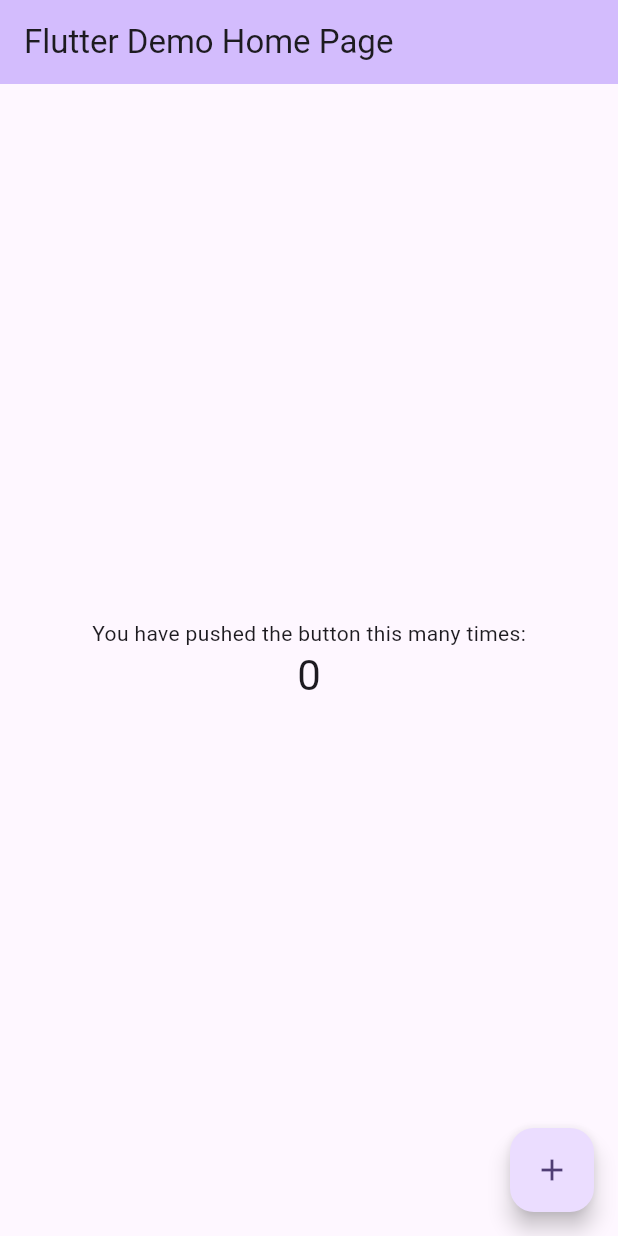
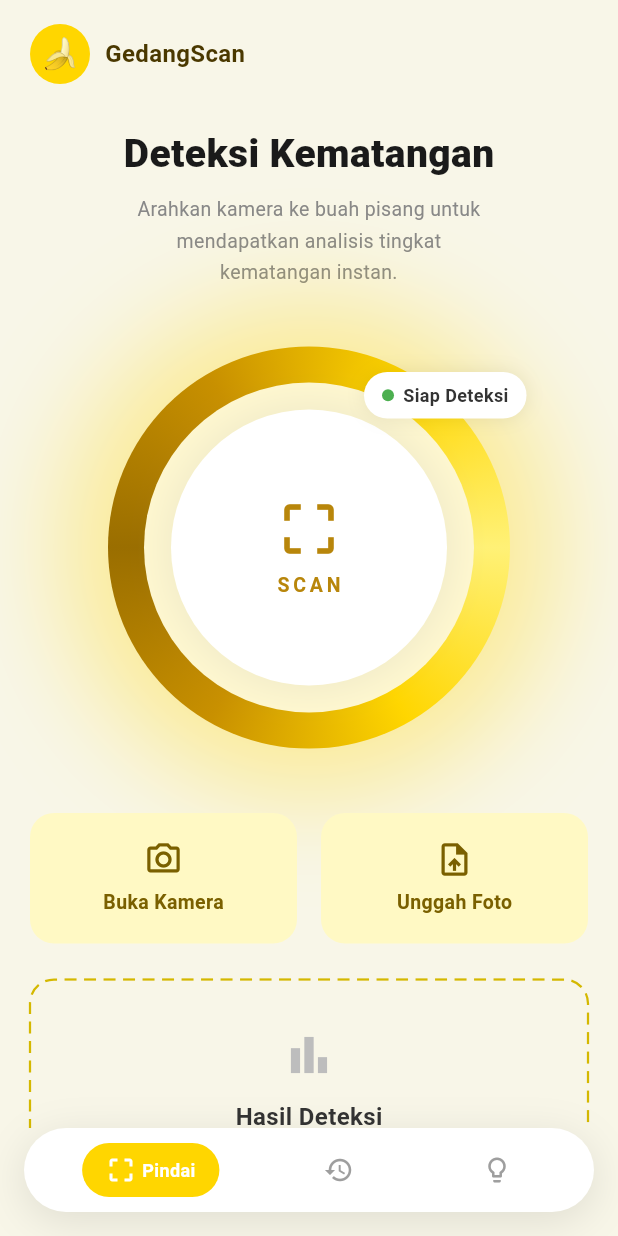
Before and after one commit to anampict/deteksi-pisangapps, a Flutter app: the screen it shows after launch, on a phone screen of 412 x 824 dp. Run offline on Flutter 3.47's test engine with Material 3 defaults, Android fonts, the phone set to English and light mode, and no system bars; our stand-ins replace image_picker.

Commit message:
fix aplikasi

```diff
--- a/lib/main.dart
+++ b/lib/main.dart
@@ -1,3 +1,4 @@
+import 'package:deteksipisang_app/screens/SplashScreen.dart';
 import 'package:flutter/material.dart';
 
 void main() {
@@ -11,112 +12,13 @@ class MyApp extends StatelessWidget {
   @override
   Widget build(BuildContext context) {
     return MaterialApp(
-      title: 'Flutter Demo',
+      title: 'GedangScan',
+      debugShowCheckedModeBanner: false,
       theme: ThemeData(
-        // This is the theme of your application.
-        //
-        // TRY THIS: Try running your application with "flutter run". You'll see
-        // the application has a purple toolbar. Then, without quitting the app,
-        // try changing the seedColor in the colorScheme below to Colors.green
-        // and then invoke "hot reload" (save your changes or press the "hot
-        // reload" button in a Flutter-supported IDE, or press "r" if you used
-        // the command line to start the app).
-        //
-        // Notice that the counter didn't reset back to zero; the application
-        // state is not lost during the reload. To reset the state, use hot
-        // restart instead.
-        //
-        // This works for code too, not just values: Most code changes can be
-        // tested with just a hot reload.
-        colorScheme: ColorScheme.fromSeed(seedColor: Colors.deepPurple),
+        colorScheme: ColorScheme.fromSeed(seedColor: const Color(0xFFFFD600)),
+        useMaterial3: true,
       ),
-      home: const MyHomePage(title: 'Flutter Demo Home Page'),
+      home: const Splashscreen(),
     );
   }
 }
-
-class MyHomePage extends StatefulWidget {
-  const MyHomePage({super.key, required this.title});
-
-  // This widget is the home page of your application. It is stateful, meaning
-  // that it has a State object (defined below) that contains fields that affect
-  // how it looks.
-
-  // This class is the configuration for the state. It holds the values (in this
-  // case the title) provided by the parent (in this case the App widget) and
-  // used by the build method of the State. Fields in a Widget subclass are
-  // always marked "final".
-
-  final String title;
-
-  @override
-  State<MyHomePage> createState() => _MyHomePageState();
-}
-
-class _MyHomePageState extends State<MyHomePage> {
-  int _counter = 0;
-
-  void _incrementCounter() {
-    setState(() {
-      // This call to setState tells the Flutter framework that something has
-      // changed in this State, which causes it to rerun the build method below
-      // so that the display can reflect the updated values. If we changed
-      // _counter without calling setState(), then the build method would not be
-      // called again, and so nothing would appear to happen.
-      _counter++;
-    });
-  }
-
-  @override
-  Widget build(BuildContext context) {
-    // This method is rerun every time setState is called, for instance as done
-    // by the _incrementCounter method above.
-    //
-    // The Flutter framework has been optimized to make rerunning build methods
-    // fast, so that you can just rebuild anything that needs updating rather
-    // than having to individually change instances of widgets.
-    return Scaffold(
-      appBar: AppBar(
-        // TRY THIS: Try changing the color here to a specific color (to
-        // Colors.amber, perhaps?) and trigger a hot reload to see the AppBar
-        // change color while the other colors stay the same.
-        backgroundColor: Theme.of(context).colorScheme.inversePrimary,
-        // Here we take the value from the MyHomePage object that was created by
-        // the App.build method, and use it to set our appbar title.
-        title: Text(widget.title),
-      ),
-      body: Center(
-        // Center is a layout widget. It takes a single child and positions it
-        // in the middle of the parent.
-        child: Column(
-          // Column is also a layout widget. It takes a list of children and
-          // arranges them vertically. By default, it sizes itself to fit its
-          // children horizontally, and tries to be as tall as its parent.
-          //
-          // Column has various properties to control how it sizes itself and
-          // how it positions its children. Here we use mainAxisAlignment to
-          // center the children vertically; the main axis here is the vertical
-          // axis because Columns are vertical (the cross axis would be
-          // horizontal).
-          //
-          // TRY THIS: Invoke "debug painting" (choose the "Toggle Debug Paint"
-          // action in the IDE, or press "p" in the console), to see the
-          // wireframe for each widget.
-          mainAxisAlignment: MainAxisAlignment.center,
-          children: <Widget>[
-            const Text('You have pushed the button this many times:'),
-            Text(
-              '$_counter',
-              style: Theme.of(context).textTheme.headlineMedium,
-            ),
-          ],
-        ),
-      ),
-      floatingActionButton: FloatingActionButton(
-        onPressed: _incrementCounter,
-        tooltip: 'Increment',
-        child: const Icon(Icons.add),
-      ), // This trailing comma makes auto-formatting nicer for build methods.
-    );
-  }
-}
--- /dev/null
+++ b/lib/screens/HomeScreen.dart
@@ -0,0 +1,576 @@
+import 'dart:math';
+import 'dart:ui';
+import 'package:flutter/material.dart';
+import 'package:image_picker/image_picker.dart';
+
+class HomeScreen extends StatefulWidget {
+  const HomeScreen({super.key});
+
+  @override
+  State<HomeScreen> createState() => _HomeScreenState();
+}
+
+class _HomeScreenState extends State<HomeScreen> {
+  int _currentIndex = 0;
+  final ImagePicker _picker = ImagePicker();
+
+  Future<void> _openCamera() async {
+    final XFile? photo = await _picker.pickImage(
+      source: ImageSource.camera,
+      imageQuality: 85,
+    );
+    if (photo != null && mounted) {
+      // TODO: gunakan photo.path untuk proses deteksi
+    }
+  }
+
+  Future<void> _openGallery() async {
+    final XFile? image = await _picker.pickImage(
+      source: ImageSource.gallery,
+      imageQuality: 85,
+    );
+    if (image != null && mounted) {
+      // TODO: gunakan image.path untuk proses deteksi
+    }
+  }
+
+  @override
+  Widget build(BuildContext context) {
+    return Scaffold(
+      backgroundColor: const Color(0xFFF8F6E8),
+      body: SafeArea(
+        child: Column(
+          children: [
+            Expanded(
+              child: SingleChildScrollView(
+                padding: const EdgeInsets.symmetric(
+                  horizontal: 20,
+                  vertical: 16,
+                ),
+                child: Column(
+                  crossAxisAlignment: CrossAxisAlignment.start,
+                  children: [
+                    _buildTopBar(),
+                    const SizedBox(height: 28),
+                    Center(
+                      child: Column(
+                        children: const [
+                          Text(
+                            'Deteksi Kematangan',
+                            style: TextStyle(
+                              fontSize: 26,
+                              fontWeight: FontWeight.w800,
+                              color: Color(0xFF1A1A1A),
+                            ),
+                          ),
+                          SizedBox(height: 8),
+                          Text(
+                            'Arahkan kamera ke buah pisang untuk\nmendapatkan analisis tingkat\nkematangan instan.',
+                            textAlign: TextAlign.center,
+                            style: TextStyle(
+                              fontSize: 13,
+                              color: Color(0xFF888888),
+                              height: 1.6,
+                            ),
+                          ),
+                        ],
+                      ),
+                    ),
+                    const SizedBox(height: 28),
+                    Center(child: _buildScanCircle()),
+                    const SizedBox(height: 32),
+                    _buildActionButtons(),
+                    const SizedBox(height: 24),
+                    _buildResultBox(),
+                    const SizedBox(height: 28),
+                    _buildTipsSection(),
+                    const SizedBox(height: 20),
+                  ],
+                ),
+              ),
+            ),
+            _buildBottomNav(),
+          ],
+        ),
+      ),
+    );
+  }
+
+  Widget _buildTopBar() {
+    return Row(
+      children: [
+        Container(
+          width: 40,
+          height: 40,
+          decoration: const BoxDecoration(
+            shape: BoxShape.circle,
+            color: Color(0xFFFFD600),
+          ),
+          child: const Center(
+            child: Text('🍌', style: TextStyle(fontSize: 20)),
+          ),
+        ),
+        const SizedBox(width: 10),
+        const Text(
+          'GedangScan',
+          style: TextStyle(
+            fontSize: 16,
+            fontWeight: FontWeight.bold,
+            color: Color(0xFF4A3800),
+          ),
+        ),
+      ],
+    );
+  }
+
+  Widget _buildScanCircle() {
+    return SizedBox(
+      width: 290,
+      height: 290,
+      child: Stack(
+        alignment: Alignment.center,
+        children: [
+          // Glow
+          Container(
+            width: 290,
+            height: 290,
+            decoration: BoxDecoration(
+              shape: BoxShape.circle,
+              boxShadow: [
+                BoxShadow(
+                  color: const Color(0xFFFFD600).withOpacity(0.35),
+                  blurRadius: 60,
+                  spreadRadius: 20,
+                ),
+              ],
+            ),
+          ),
+          // Outer ring with gradient
+          Container(
+            width: 268,
+            height: 268,
+            decoration: const BoxDecoration(
+              shape: BoxShape.circle,
+              gradient: SweepGradient(
+                startAngle: 0,
+                endAngle: 2 * pi,
+                colors: [
+                  Color(0xFFFFF176),
+                  Color(0xFFFFD600),
+                  Color(0xFFC89000),
+                  Color(0xFF9A6E00),
+                  Color(0xFFC89000),
+                  Color(0xFFFFD600),
+                  Color(0xFFFFF176),
+                ],
+              ),
+            ),
+          ),
+          // Light yellow filler
+          Container(
+            width: 220,
+            height: 220,
+            decoration: const BoxDecoration(
+              shape: BoxShape.circle,
+              color: Color(0xFFFFF8D0),
+            ),
+          ),
+          // White inner circle
+          Container(
+            width: 184,
+            height: 184,
+            decoration: BoxDecoration(
+              shape: BoxShape.circle,
+              color: Colors.white,
+              boxShadow: [
+                BoxShadow(
+                  color: Colors.grey.withOpacity(0.15),
+                  blurRadius: 20,
+                  spreadRadius: 5,
+                ),
+              ],
+            ),
+            child: Column(
+              mainAxisAlignment: MainAxisAlignment.center,
+              children: const [
+                Icon(Icons.crop_free, size: 44, color: Color(0xFFB8860B)),
+                SizedBox(height: 6),
+                Text(
+                  'SCAN',
+                  style: TextStyle(
+                    fontSize: 13,
+                    fontWeight: FontWeight.bold,
+                    letterSpacing: 2.5,
+                    color: Color(0xFFB8860B),
+                  ),
+                ),
+              ],
+            ),
+          ),
+          // Siap Deteksi badge
+          Positioned(
+            top: 28,
+            right: 0,
+            child: Container(
+              padding: const EdgeInsets.symmetric(horizontal: 12, vertical: 7),
+              decoration: BoxDecoration(
+                color: Colors.white,
+                borderRadius: BorderRadius.circular(20),
+                boxShadow: [
+                  BoxShadow(
+                    color: Colors.black.withOpacity(0.08),
+                    blurRadius: 10,
+                  ),
+                ],
+              ),
+              child: Row(
+                mainAxisSize: MainAxisSize.min,
+                children: const [
+                  CircleAvatar(radius: 4, backgroundColor: Color(0xFF4CAF50)),
+                  SizedBox(width: 6),
+                  Text(
+                    'Siap Deteksi',
+                    style: TextStyle(
+                      fontSize: 12,
+                      fontWeight: FontWeight.w600,
+                      color: Color(0xFF333333),
+                    ),
+                  ),
+                ],
+              ),
+            ),
+          ),
+        ],
+      ),
+    );
+  }
+
+  Widget _buildActionButtons() {
+    return Row(
+      children: [
+        Expanded(
+          child: _actionButton(
+            icon: Icons.camera_alt_outlined,
+            label: 'Buka Kamera',
+            onTap: _openCamera,
+          ),
+        ),
+        const SizedBox(width: 16),
+        Expanded(
+          child: _actionButton(
+            icon: Icons.upload_file_outlined,
+            label: 'Unggah Foto',
+            onTap: _openGallery,
+          ),
+        ),
+      ],
+    );
+  }
+
+  Widget _actionButton({
+    required IconData icon,
+    required String label,
+    required VoidCallback onTap,
+  }) {
+    return GestureDetector(
+      onTap: onTap,
+      child: Container(
+        padding: const EdgeInsets.symmetric(vertical: 18),
+        decoration: BoxDecoration(
+          color: const Color(0xFFFFF9C4),
+          borderRadius: BorderRadius.circular(16),
+        ),
+        child: Column(
+          children: [
+            Icon(icon, size: 26, color: const Color(0xFF7A6000)),
+            const SizedBox(height: 6),
+            Text(
+              label,
+              style: const TextStyle(
+                fontSize: 13,
+                fontWeight: FontWeight.w600,
+                color: Color(0xFF7A6000),
+              ),
+            ),
+          ],
+        ),
+      ),
+    );
+  }
+
+  Widget _buildResultBox() {
+    return CustomPaint(
+      painter: _DashedBorderPainter(
+        color: const Color(0xFFD4B800),
+        radius: 16,
+        strokeWidth: 1.5,
+        dashWidth: 8,
+        dashGap: 5,
+      ),
+      child: Container(
+        width: double.infinity,
+        padding: const EdgeInsets.symmetric(vertical: 32, horizontal: 20),
+        decoration: BoxDecoration(
+          color: Colors.transparent,
+          borderRadius: BorderRadius.circular(16),
+        ),
+        child: Column(
+          children: [
+            Icon(Icons.bar_chart, size: 36, color: Colors.grey.shade400),
+            const SizedBox(height: 12),
+            const Text(
+              'Hasil Deteksi',
+              style: TextStyle(
+                fontSize: 16,
+                fontWeight: FontWeight.bold,
+                color: Color(0xFF333333),
+              ),
+            ),
+            const SizedBox(height: 6),
+            const Text(
+              'Pindai atau unggah foto untuk melihat\ntingkat kematangan dan tips\npenyimpanan.',
+              textAlign: TextAlign.center,
+              style: TextStyle(
+                fontSize: 12,
+                color: Color(0xFF888888),
+                height: 1.5,
+              ),
+            ),
+          ],
+        ),
+      ),
+    );
+  }
+
+  Widget _buildTipsSection() {
+    return Column(
+      crossAxisAlignment: CrossAxisAlignment.start,
+      children: [
+        Row(
+          mainAxisAlignment: MainAxisAlignment.spaceBetween,
+          children: [
+            const Text(
+              'Tips Kebun',
+              style: TextStyle(
+                fontSize: 18,
+                fontWeight: FontWeight.bold,
+                color: Color(0xFF1A1A1A),
+              ),
+            ),
+            GestureDetector(
+              onTap: () {},
+              child: const Text(
+                'Lihat Semua →',
+                style: TextStyle(fontSize: 13, color: Color(0xFF888888)),
+              ),
+            ),
+          ],
+        ),
+        const SizedBox(height: 14),
+        SizedBox(
+          height: 110,
+          child: ListView(
+            scrollDirection: Axis.horizontal,
+            children: [
+              _tipCard(
+                icon: Icons.air,
+                iconBg: const Color(0xFFFFF9C4),
+                iconColor: const Color(0xFFB8860B),
+                title: 'Kontrol Etilen',
+                desc:
+                    'Pisahkan pisang dari buah lain untuk memperlambat proses pematangan secara alami.',
+              ),
+              const SizedBox(width: 12),
+              _tipCard(
+                icon: Icons.thermostat_outlined,
+                iconBg: const Color(0xFFE8F5E9),
+                iconColor: const Color(0xFF388E3C),
+                title: 'Suhu Penyimpanan',
+                desc:
+                    'Simpan pisang pada suhu ruang sekitar 13–18°C untuk kematangan optimal.',
+              ),
+              const SizedBox(width: 12),
+              _tipCard(
+                icon: Icons.water_drop_outlined,
+                iconBg: const Color(0xFFE3F2FD),
+                iconColor: const Color(0xFF1976D2),
+                title: 'Kelembaban',
+                desc:
+                    'Jaga agar pisang tidak terkena air langsung untuk mencegah pembusukan dini.',
+              ),
+            ],
+          ),
+        ),
+      ],
+    );
+  }
+
+  Widget _tipCard({
+    required IconData icon,
+    required Color iconBg,
+    required Color iconColor,
+    required String title,
+    required String desc,
+  }) {
+    return Container(
+      width: 200,
+      padding: const EdgeInsets.all(14),
+      decoration: BoxDecoration(
+        color: Colors.white,
+        borderRadius: BorderRadius.circular(16),
+        boxShadow: [
+          BoxShadow(color: Colors.black.withOpacity(0.05), blurRadius: 10),
+        ],
+      ),
+      child: Row(
+        crossAxisAlignment: CrossAxisAlignment.start,
+        children: [
+          Container(
+            padding: const EdgeInsets.all(8),
+            decoration: BoxDecoration(
+              color: iconBg,
+              borderRadius: BorderRadius.circular(10),
+            ),
+            child: Icon(icon, size: 18, color: iconColor),
+          ),
+          const SizedBox(width: 10),
+          Expanded(
+            child: Column(
+              crossAxisAlignment: CrossAxisAlignment.start,
+              children: [
+                Text(
+                  title,
+                  style: const TextStyle(
+                    fontSize: 12,
+                    fontWeight: FontWeight.bold,
+                    color: Color(0xFF333333),
+                  ),
+                ),
+                const SizedBox(height: 4),
+                Text(
+                  desc,
+                  maxLines: 4,
+                  overflow: TextOverflow.ellipsis,
+                  style: const TextStyle(
+                    fontSize: 10,
+                    color: Color(0xFF888888),
+                    height: 1.4,
+                  ),
+                ),
+              ],
+            ),
+          ),
+        ],
+      ),
+    );
+  }
+
+  Widget _buildBottomNav() {
+    return Padding(
+      padding: const EdgeInsets.fromLTRB(16, 0, 16, 16),
+      child: Container(
+        padding: const EdgeInsets.symmetric(horizontal: 12, vertical: 10),
+        decoration: BoxDecoration(
+          color: Colors.white,
+          borderRadius: BorderRadius.circular(32),
+          boxShadow: [
+            BoxShadow(
+              color: Colors.black.withOpacity(0.10),
+              blurRadius: 24,
+              offset: const Offset(0, 6),
+            ),
+          ],
+        ),
+        child: Row(
+          mainAxisAlignment: MainAxisAlignment.spaceAround,
+          children: [
+            _navItem(index: 0, icon: Icons.crop_free, label: 'Pindai'),
+            _navItem(index: 1, icon: Icons.history, label: 'Riwayat'),
+            _navItem(index: 2, icon: Icons.lightbulb_outline, label: 'Tips'),
+          ],
+        ),
+      ),
+    );
+  }
+
+  Widget _navItem({
+    required int index,
+    required IconData icon,
+    required String label,
+  }) {
+    final isActive = _currentIndex == index;
+    return GestureDetector(
+      onTap: () => setState(() => _currentIndex = index),
+      child: AnimatedContainer(
+        duration: const Duration(milliseconds: 200),
+        padding: const EdgeInsets.symmetric(horizontal: 16, vertical: 8),
+        decoration: BoxDecoration(
+          color: isActive ? const Color(0xFFFFD600) : Colors.transparent,
+          borderRadius: BorderRadius.circular(20),
+        ),
+        child: Row(
+          mainAxisSize: MainAxisSize.min,
+          children: [
+            Icon(icon, size: 20, color: isActive ? Colors.white : Colors.grey),
+            if (isActive) ...[
+              const SizedBox(width: 4),
+              Text(
+                label,
+                style: const TextStyle(
+                  fontSize: 12,
+                  fontWeight: FontWeight.w600,
+                  color: Colors.white,
+                ),
+              ),
+            ],
+          ],
+        ),
+      ),
+    );
+  }
+}
+
+class _DashedBorderPainter extends CustomPainter {
+  final Color color;
+  final double radius;
+  final double strokeWidth;
+  final double dashWidth;
+  final double dashGap;
+
+  const _DashedBorderPainter({
+    required this.color,
+    this.radius = 16,
+    this.strokeWidth = 1.5,
+    this.dashWidth = 8,
+    this.dashGap = 5,
+  });
+
+  @override
+  void paint(Canvas canvas, Size size) {
+    final paint = Paint()
+      ..color = color
+      ..strokeWidth = strokeWidth
+      ..style = PaintingStyle.stroke;
+
+    final path = Path()
+      ..addRRect(
+        RRect.fromRectAndRadius(
+          Rect.fromLTWH(0, 0, size.width, size.height),
+          Radius.circular(radius),
+        ),
+      );
+
+    final PathMetrics metrics = path.computeMetrics();
+    for (final PathMetric metric in metrics) {
+      double distance = 0;
+      while (distance < metric.length) {
+        final double end = (distance + dashWidth).clamp(0.0, metric.length);
+        canvas.drawPath(metric.extractPath(distance, end), paint);
+        distance += dashWidth + dashGap;
+      }
+    }
+  }
+
+  @override
+  bool shouldRepaint(covariant CustomPainter oldDelegate) => false;
+}
--- /dev/null
+++ b/lib/screens/SplashScreen.dart
@@ -0,0 +1,32 @@
+import 'dart:async';
+import 'package:flutter/material.dart';
+import 'package:deteksipisang_app/screens/HomeScreen.dart';
+
+class Splashscreen extends StatefulWidget {
+  const Splashscreen({super.key});
+
+  @override
+  State<Splashscreen> createState() => _SplashscreenState();
+}
+
+class _SplashscreenState extends State<Splashscreen> {
+  @override
+  void initState() {
+    super.initState();
+    Timer(const Duration(seconds: 3), () {
+      if (mounted) {
+        Navigator.of(context).pushReplacement(
+          MaterialPageRoute(builder: (_) => const HomeScreen()),
+        );
+      }
+    });
+  }
+
+  @override
+  Widget build(BuildContext context) {
+    return Scaffold(
+      backgroundColor: const Color(0xFFF8F6E8),
+      body: Center(child: Image.asset("assets/images/logoapk.png", width: 180)),
+    );
+  }
+}
```
Also changed, not shown: pubspec.yaml (+4 -4 lines), assets/images/1.0x/logoapk.png (added), assets/images/2.0x/logoapk.png (added), assets/images/3.0x/logoapk.png (added), assets/images/4.0x/logoapk.png (added), assets/images/logoapk.png (added), pubspec.lock, 6 other files.
